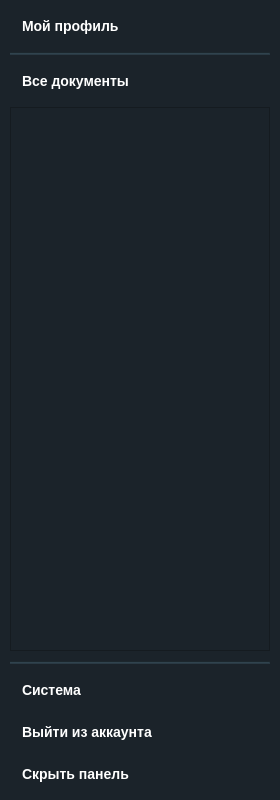
First picture: the form in client/ui/left_panel.ui, repository lerakaplich/Documents, before the edit.
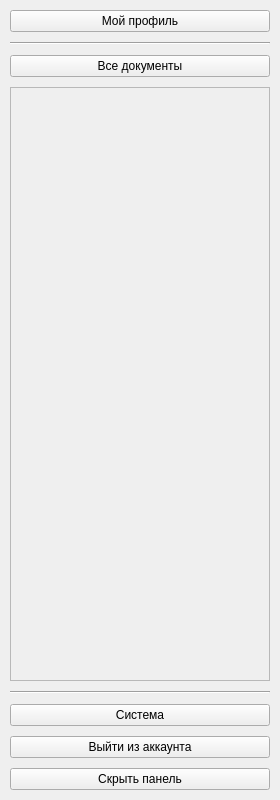
Second picture: the form after the edit. Icons and pictures are not drawn.

What changed in the file:
```diff
--- a/client/ui/left_panel.ui
+++ b/client/ui/left_panel.ui
@@ -26,7 +26,7 @@
    <string>LeftPanel</string>
   </property>
   <property name="styleSheet">
-   <string notr="true">background-color: #1B232A;</string>
+   <string notr="true">background-color: {SIDEBAR_BG};</string>
   </property>
 
   <layout class="QVBoxLayout" name="mainLayout">
@@ -82,7 +82,7 @@
         <property name="styleSheet">
          <string notr="true">QPushButton {
     background-color: transparent;
-    color: white;
+    color: {SIDEBAR_TEXT};
     border: none;
     border-radius: 5px;
     padding: 8px 12px;
@@ -91,8 +91,8 @@
     text-align: left;
 }
 QPushButton:hover {
-    background-color: #3A4A54;
-    color: #DDB87A;
+    background-color: {SIDEBAR_HOVER_BG};
+    color: {SIDEBAR_HOVER_TEXT};
 }
 QPushButton::icon {
     width: 20px;
@@ -122,7 +122,7 @@
       <item>
        <widget class="Line" name="line1">
         <property name="styleSheet">
-         <string notr="true">background-color: #2A3A44;
+         <string notr="true">background-color: {SIDEBAR_DIVIDER};
 max-height: 1px;
 min-height: 1px;</string>
         </property>
@@ -138,7 +138,7 @@
         <property name="styleSheet">
          <string notr="true">QPushButton {
     background-color: transparent;
-    color: white;
+    color: {SIDEBAR_TEXT};
     border: none;
     border-radius: 5px;
     padding: 8px 12px;
@@ -147,8 +147,8 @@
     text-align: left;
 }
 QPushButton:hover {
-    background-color: #3A4A54;
-    color: #DDB87A;
+    background-color: {SIDEBAR_HOVER_BG};
+    color: {SIDEBAR_HOVER_TEXT};
 }
 QPushButton::icon {
     width: 20px;
@@ -385,7 +385,7 @@
       <item>
        <widget class="Line" name="line2">
         <property name="styleSheet">
-         <string notr="true">background-color: #2A3A44;
+         <string notr="true">background-color: {SIDEBAR_DIVIDER};
 max-height: 1px;
 min-height: 1px;</string>
         </property>
@@ -401,7 +401,7 @@
         <property name="styleSheet">
          <string notr="true">QPushButton {
     background-color: transparent;
-    color: white;
+    color: {SIDEBAR_TEXT};
     border: none;
     border-radius: 5px;
     padding: 8px 12px;
@@ -410,8 +410,8 @@
     text-align: left;
 }
 QPushButton:hover {
-    background-color: #3A4A54;
-    color: #DDB87A;
+    background-color: {SIDEBAR_HOVER_BG};
+    color: {SIDEBAR_HOVER_TEXT};
 }
 QPushButton::icon {
     width: 20px;
@@ -443,7 +443,7 @@
         <property name="styleSheet">
          <string notr="true">QPushButton {
     background-color: transparent;
-    color: white;
+    color: {SIDEBAR_TEXT};
     border: none;
     border-radius: 5px;
     padding: 8px 12px;
@@ -452,8 +452,8 @@
     text-align: left;
 }
 QPushButton:hover {
-    background-color: #3A4A54;
-    color: #DDB87A;
+    background-color: {SIDEBAR_HOVER_BG};
+    color: {SIDEBAR_HOVER_TEXT};
 }
 QPushButton::icon {
     width: 20px;
@@ -485,7 +485,7 @@
         <property name="styleSheet">
          <string notr="true">QPushButton {
     background-color: transparent;
-    color: white;
+    color: {SIDEBAR_TEXT};
     border: none;
     border-radius: 5px;
     padding: 8px 12px;
@@ -494,8 +494,8 @@
     text-align: left;
 }
 QPushButton:hover {
-    background-color: #3A4A54;
-    color: #DDB87A;
+    background-color: {SIDEBAR_HOVER_BG};
+    color: {SIDEBAR_HOVER_TEXT};
 }
 QPushButton::icon {
     width: 20px;
```
